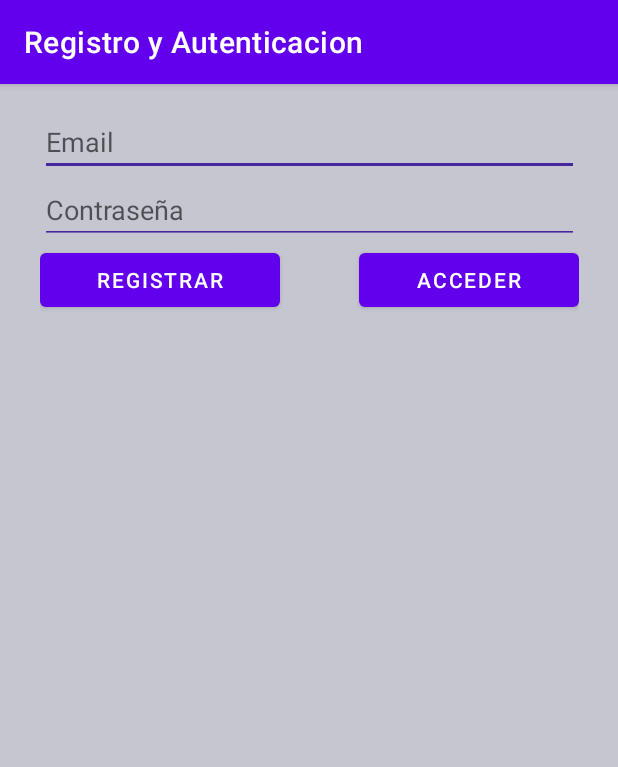
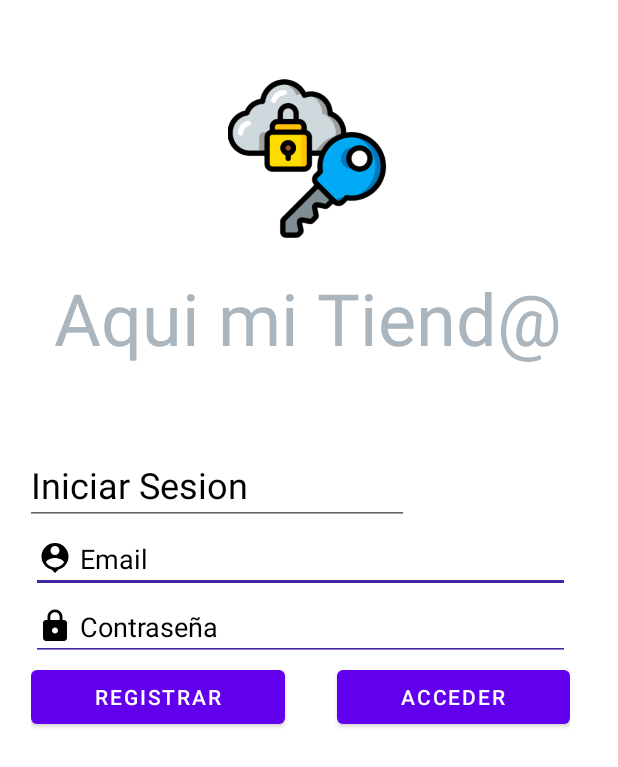
Before and after one commit to aquimitienda/AquiMiTienda_v1.1, an Android app: the screen it shows after launch (MainActivity), on a phone screen of 412 x 824 dp. Shown: the top 767 px of the screen. Run offline under Robolectric (Android 15) with nearby library versions, the phone set to English and light mode, and no system bars; our stand-ins replace Firebase (no records; nobody signed in at launch, a user with empty details on screens opened directly).

Commit message:
Se agregan logo en pantalla de inicio de sesion y se apregan iconos en los textView "email y password"

```diff
--- a/app/src/main/java/com/example/splashscreen/MainActivity.kt
+++ b/app/src/main/java/com/example/splashscreen/MainActivity.kt
@@ -3,13 +3,11 @@ package com.example.splashscreen
 import android.content.Intent
 import androidx.appcompat.app.AppCompatActivity
 import android.os.Bundle
-import android.os.CountDownTimer
 import android.widget.Toast
 import androidx.appcompat.app.AlertDialog
 import androidx.core.splashscreen.SplashScreen.Companion.installSplashScreen
 import com.google.firebase.auth.FirebaseAuth
 import kotlinx.android.synthetic.main.activity_main.*
-import kotlinx.coroutines.delay
 
 class MainActivity : AppCompatActivity() {
     override fun onCreate(savedInstanceState: Bundle?) {
@@ -18,6 +16,7 @@ class MainActivity : AppCompatActivity() {
         val screenSplash = installSplashScreen()
         super.onCreate(savedInstanceState)
         setContentView(R.layout.activity_main)
+
         screenSplash.setKeepOnScreenCondition {false}
         setup()
         title = getString(R.string.title_login)
--- /dev/null
+++ b/app/src/main/res/drawable/ic_baseline_lock_24.xml
@@ -0,0 +1,5 @@
+<vector android:height="24dp" android:tint="#000000"
+    android:viewportHeight="24" android:viewportWidth="24"
+    android:width="24dp" xmlns:android="http://schemas.android.com/apk/res/android">
+    <path android:fillColor="@android:color/darker_gray" android:pathData="M18,8h-1L17,6c0,-2.76 -2.24,-5 -5,-5S7,3.24 7,6v2L6,8c-1.1,0 -2,0.9 -2,2v10c0,1.1 0.9,2 2,2h12c1.1,0 2,-0.9 2,-2L20,10c0,-1.1 -0.9,-2 -2,-2zM12,17c-1.1,0 -2,-0.9 -2,-2s0.9,-2 2,-2 2,0.9 2,2 -0.9,2 -2,2zM15.1,8L8.9,8L8.9,6c0,-1.71 1.39,-3.1 3.1,-3.1 1.71,0 3.1,1.39 3.1,3.1v2z"/>
+</vector>
--- /dev/null
+++ b/app/src/main/res/drawable/ic_baseline_person_pin_24.xml
@@ -0,0 +1,5 @@
+<vector android:height="24dp" android:tint="#000000"
+    android:viewportHeight="24" android:viewportWidth="24"
+    android:width="24dp" xmlns:android="http://schemas.android.com/apk/res/android">
+    <path android:fillColor="@android:color/white" android:pathData="M12,2c-4.97,0 -9,4.03 -9,9 0,4.17 2.84,7.67 6.69,8.69L12,22l2.31,-2.31C18.16,18.67 21,15.17 21,11c0,-4.97 -4.03,-9 -9,-9zM12,4c1.66,0 3,1.34 3,3s-1.34,3 -3,3 -3,-1.34 -3,-3 1.34,-3 3,-3zM12,18.3c-2.5,0 -4.71,-1.28 -6,-3.22 0.03,-1.99 4,-3.08 6,-3.08 1.99,0 5.97,1.09 6,3.08 -1.29,1.94 -3.5,3.22 -6,3.22z"/>
+</vector>
--- a/app/src/main/res/layout-v31/activity_main.xml
+++ /dev/null
@@ -1,70 +0,0 @@
-<?xml version="1.0" encoding="utf-8"?>
-<androidx.constraintlayout.widget.ConstraintLayout xmlns:android="http://schemas.android.com/apk/res/android"
-    xmlns:app="http://schemas.android.com/apk/res-auto"
-    xmlns:tools="http://schemas.android.com/tools"
-     android:background="@android:color/system_neutral2_200"
-    android:layout_width="match_parent"
-    android:layout_height="match_parent"
-    tools:context=".MainActivity">
-
-    <LinearLayout
-        android:layout_width="359dp"
-        android:layout_height="155dp"
-        android:layout_marginStart="16dp"
-        android:layout_marginTop="16dp"
-        android:layout_marginEnd="16dp"
-        android:orientation="vertical"
-        app:layout_constraintEnd_toEndOf="parent"
-        app:layout_constraintStart_toStartOf="parent"
-        app:layout_constraintTop_toTopOf="parent">
-
-        <EditText
-            android:id="@+id/emailEditText"
-            android:layout_width="match_parent"
-            android:layout_height="wrap_content"
-            android:backgroundTint="#4527A0"
-            android:ems="10"
-            android:hint="Email"
-            android:inputType="textEmailAddress"
-            android:shadowColor="#4527A0"
-            android:textColorHighlight="#F85F6A"
-            android:textColorLink="#FFD54F" />
-
-        <EditText
-            android:id="@+id/PasswordEditText"
-            android:layout_width="match_parent"
-            android:layout_height="wrap_content"
-            android:backgroundTint="#4527A0"
-            android:ems="10"
-            android:hint="Contraseña"
-            android:inputType="numberPassword"
-            android:textColorHighlight="#F85F6A" />
-
-        <LinearLayout
-            android:layout_width="match_parent"
-            android:layout_height="match_parent"
-            android:orientation="horizontal" >
-
-            <Button
-                android:id="@+id/singUpButton"
-                android:layout_width="wrap_content"
-                android:layout_height="wrap_content"
-                android:layout_weight="1"
-                android:text="Registrar" />
-
-            <Space
-                android:layout_width="8dp"
-                android:layout_height="wrap_content"
-                android:layout_weight="1" />
-
-            <Button
-                android:id="@+id/loginButton"
-                android:layout_width="wrap_content"
-                android:layout_height="wrap_content"
-                android:layout_weight="1"
-                android:text="Acceder" />
-        </LinearLayout>
-
-    </LinearLayout>
-
-</androidx.constraintlayout.widget.ConstraintLayout>
--- a/app/src/main/res/layout/activity_main.xml
+++ b/app/src/main/res/layout/activity_main.xml
@@ -8,11 +8,12 @@
     tools:context=".MainActivity">
 
     <LinearLayout
+        android:id="@+id/linearLayout"
         android:layout_width="359dp"
         android:layout_height="155dp"
-        android:layout_marginStart="16dp"
-        android:layout_marginTop="312dp"
-        android:layout_marginEnd="16dp"
+        android:layout_marginStart="15dp"
+        android:layout_marginTop="350dp"
+        android:layout_marginEnd="15dp"
         android:orientation="vertical"
         app:layout_constraintEnd_toEndOf="parent"
         app:layout_constraintHorizontal_bias="0.25"
@@ -24,14 +25,14 @@
             android:layout_width="match_parent"
             android:layout_height="wrap_content"
             android:backgroundTint="#4527A0"
+            android:drawableStart="@drawable/ic_baseline_person_pin_24"
             android:ems="10"
-            android:hint="Email"
+            android:hint=" Email"
+            android:inputType="textEmailAddress"
+            android:selectAllOnFocus="false"
+            android:textColor="#000000"
             android:textColorHint="#000000"
-            android:inputType="textEmailAddress"
-            android:shadowColor="#4527A0"
-            android:textColor="#000000"
-            android:textColorHighlight="#F85F6A"
-            android:textColorLink="#FFD54F" />
+            android:textIsSelectable="false" />
 
         <EditText
             android:id="@+id/PasswordEditText"
@@ -39,12 +40,15 @@
             android:layout_height="wrap_content"
             android:backgroundTint="#4527A0"
             android:ems="10"
-            android:hint="Contraseña"
-            android:inputType="numberPassword"
-            android:textColorHighlight="#F85F6A"
-            android:textColorHint="#000000"
-            tools:layout_editor_absoluteX="21dp"
-            tools:layout_editor_absoluteY="359dp" />
+            android:drawableStart="@drawable/ic_baseline_lock_24"
+            android:hint=" Contraseña"
+            android:inputType="textEmailAddress"
+            android:shadowColor="#4527A0"
+            android:textColor="#000000"
+            android:textColorHint="#000000">
+
+        </EditText>
+
 
         <LinearLayout
             android:layout_width="match_parent"
@@ -63,7 +67,7 @@
             <Space
                 android:layout_width="8dp"
                 android:layout_height="wrap_content"
-                android:layout_weight="1" />
+                android:layout_weight="0.5" />
 
             <Button
                 android:id="@+id/loginButton"
@@ -75,4 +79,47 @@
 
     </LinearLayout>
 
+    <ImageView
+        android:id="@+id/imageView3"
+        android:layout_width="145dp"
+        android:layout_height="107dp"
+        android:layout_marginTop="52dp"
+        app:layout_constraintEnd_toEndOf="parent"
+        app:layout_constraintHorizontal_bias="0.498"
+        app:layout_constraintStart_toStartOf="parent"
+        app:layout_constraintTop_toTopOf="parent"
+        app:srcCompat="@drawable/nube" />
+
+    <TextView
+        android:id="@+id/textView"
+        android:layout_width="347dp"
+        android:layout_height="96dp"
+        android:layout_marginTop="20dp"
+        android:text="Aqui mi Tiend@"
+        android:textAlignment="center"
+        android:textColor="#ABB5BE"
+        android:textSize="48sp"
+        app:layout_constraintEnd_toEndOf="parent"
+        app:layout_constraintHorizontal_bias="0.497"
+        app:layout_constraintStart_toStartOf="parent"
+        app:layout_constraintTop_toBottomOf="@+id/imageView3" />
+
+    <EditText
+        android:id="@+id/editTextTextPersonName"
+        android:layout_width="256dp"
+        android:layout_height="52dp"
+        android:ems="10"
+        android:inputType="textPersonName"
+        android:shadowColor="#0277BD"
+        android:text="Iniciar Sesion"
+        android:textColor="#000000"
+        android:textSize="24sp"
+        app:layout_constraintBottom_toTopOf="@+id/linearLayout"
+        app:layout_constraintEnd_toEndOf="@id/linearLayout"
+        app:layout_constraintHorizontal_bias="0.137"
+        app:layout_constraintLeft_toLeftOf="parent"
+        app:layout_constraintStart_toStartOf="parent"
+        app:layout_constraintTop_toBottomOf="@+id/textView"
+        app:layout_constraintVertical_bias="1.0" />
+
 </androidx.constraintlayout.widget.ConstraintLayout>
--- a/app/src/main/res/values-night/themes.xml
+++ b/app/src/main/res/values-night/themes.xml
@@ -1,14 +1,14 @@
 <resources xmlns:tools="http://schemas.android.com/tools">
     <!-- Base application theme. -->
-    <style name="Theme.Splashscreen" parent="Theme.MaterialComponents.DayNight.DarkActionBar">
+    <style name="Theme.Splashscreen" parent="Theme.MaterialComponents.DayNight.NoActionBar">
         <!-- Primary brand color. -->
         <item name="colorPrimary">@color/purple_200</item>
         <item name="colorPrimaryVariant">@color/purple_700</item>
-        <item name="colorOnPrimary">@color/black</item>
+        <item name="colorOnPrimary">@color/purple_700</item>
         <!-- Secondary brand color. -->
         <item name="colorSecondary">@color/teal_200</item>
         <item name="colorSecondaryVariant">@color/teal_200</item>
-        <item name="colorOnSecondary">@color/black</item>
+        <item name="colorOnSecondary">@color/purple_500</item>
         <!-- Status bar color. -->
         <item name="android:statusBarColor" tools:targetApi="l">?attr/colorPrimaryVariant</item>
         <!-- Customize your theme here. -->
--- a/app/src/main/res/values/themes.xml
+++ b/app/src/main/res/values/themes.xml
@@ -1,6 +1,6 @@
 <resources xmlns:tools="http://schemas.android.com/tools">
     <!-- Base application theme. -->
-    <style name="Theme.Splashscreen" parent="Theme.MaterialComponents.DayNight.DarkActionBar">
+    <style name="Theme.Splashscreen" parent="Theme.MaterialComponents.DayNight.NoActionBar">
         <!-- Primary brand color. -->
         <item name="colorPrimary">@color/purple_500</item>
         <item name="colorPrimaryVariant">@color/purple_700</item>
@@ -8,7 +8,7 @@
         <!-- Secondary brand color. -->
         <item name="colorSecondary">@color/teal_200</item>
         <item name="colorSecondaryVariant">@color/teal_700</item>
-        <item name="colorOnSecondary">@color/black</item>
+        <item name="colorOnSecondary">@color/purple_700</item>
         <!-- Status bar color. -->
         <item name="android:statusBarColor" tools:targetApi="l">?attr/colorPrimaryVariant</item>
         <!-- Customize your theme here. -->
@@ -19,7 +19,6 @@
     <item name= "windowSplashScreenAnimatedIcon">@drawable/splas</item>
     <item name="windowSplashScreenAnimationDuration">300</item>
     <item name="postSplashScreenTheme">@style/Theme.Splashscreen</item>
-
     </style>
 
 
```
Also changed, not shown: app/src/main/res/drawable/nube.png (added), app/src/main/res/drawable/splas.png.
